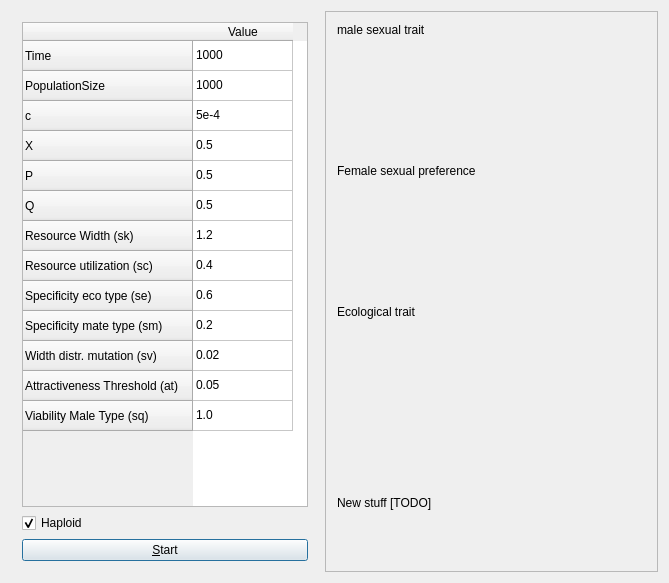
Above: kewe_qtdialog.ui from richelbilderbeek/pbdmms before the change. Below: the same form after it.
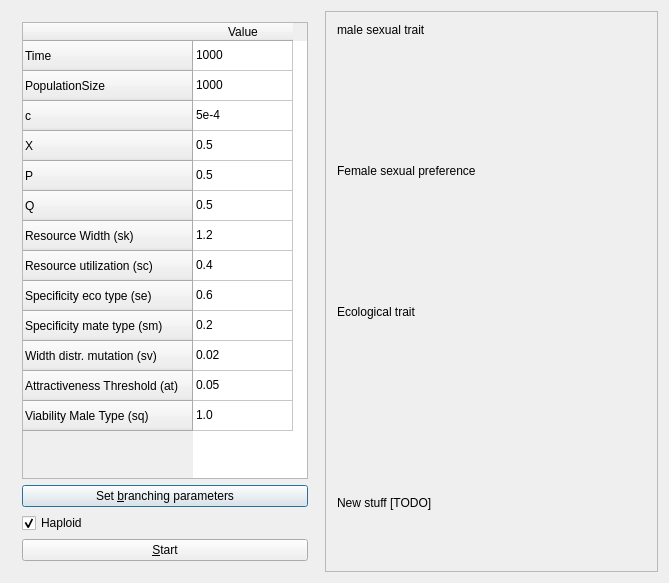
That is the form after the change. Custom widgets are drawn as their Qt base class.

The edit to the form file:
```diff
--- a/kewe_qtdialog.ui
+++ b/kewe_qtdialog.ui
@@ -165,6 +165,13 @@
         </item>
        </widget>
       </item>
+      <item>
+       <widget class="QPushButton" name="set_branching">
+        <property name="text">
+         <string>Set &amp;branching parameters</string>
+        </property>
+       </widget>
+      </item>
       <item>
        <widget class="QCheckBox" name="is_haploid">
         <property name="text">
```
